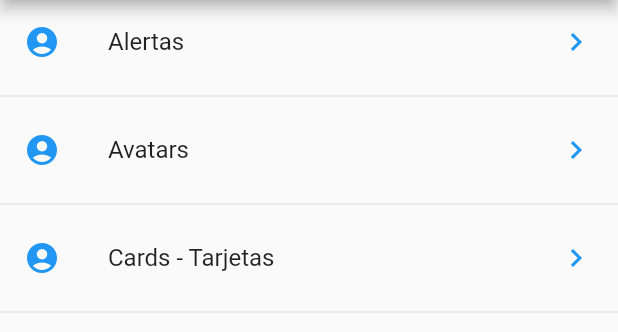
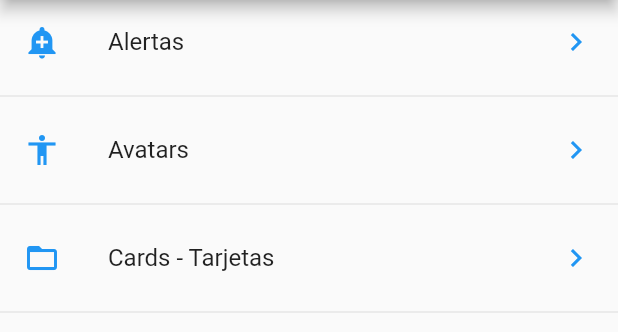
Before and after one commit to jsource11/FlutterComponentes, a Flutter app: the screen it shows after launch, on a phone screen of 412 x 824 dp, the part 84-416 px from its top. Run offline on Flutter 3.47's test engine with Material 2 defaults, Android fonts, the light colour scheme and no system bars.

Commit message:
Icons add

```diff
--- a/lib/pages/home.dart
+++ b/lib/pages/home.dart
@@ -1,4 +1,5 @@
 import 'package:componentes_app/providers/menu_providers.dart';
+import 'package:componentes_app/utils/icono_string_util.dart';
 import 'package:flutter/material.dart';
 import 'package:collection/collection.dart';
 
@@ -31,10 +32,11 @@ class HomePage extends StatelessWidget {
     data.forEach((element) {
       final wt = ListTile(
           title: Text(element['texto']),
-          leading: const Icon(
+          leading: getIcon(element['icon']),
+          /*const Icon(
             Icons.account_circle,
             color: Colors.blue,
-          ),
+          ),*/
           trailing: const Icon(
             Icons.keyboard_arrow_right,
             color: Colors.blue,
--- /dev/null
+++ b/lib/utils/icono_string_util.dart
@@ -0,0 +1,14 @@
+import 'package:flutter/material.dart';
+
+final _icons = <String, IconData>{
+  'add_alert': Icons.add_alert,
+  'accessibility': Icons.accessibility,
+  'folder_open': Icons.folder_open,
+};
+
+Icon getIcon(String nombreIcono) {
+  return Icon(
+    _icons[nombreIcono],
+    color: Colors.blue,
+  );
+}
```
